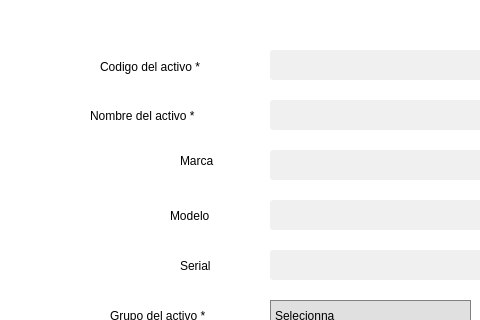
Qt form UI/registerassets.ui (adriii0104/ABAS_SYSTEM) before a commit; both pictures show x 0 to 480 and y 0 to 320 of the 780 by 640 pixel window.
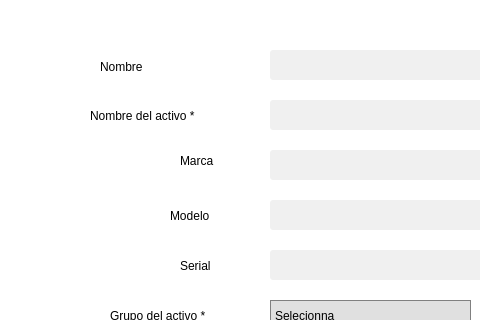
The same form after that commit. Icons and pictures are not drawn.

Patch:
```diff
--- a/UI/registerassets.ui
+++ b/UI/registerassets.ui
@@ -197,7 +197,7 @@
       <string notr="true"/>
      </property>
      <property name="text">
-      <string>Codigo del activo *</string>
+      <string>Nombre</string>
      </property>
     </widget>
     <widget class="QLabel" name="datebuylabel">
```
